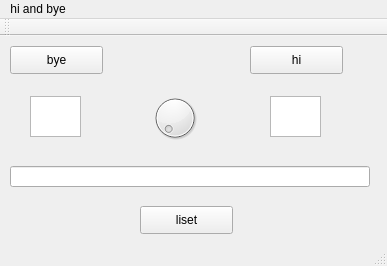
Daikiiii/Github_Qt_test, file mainwindow.ui: the form before one commit.
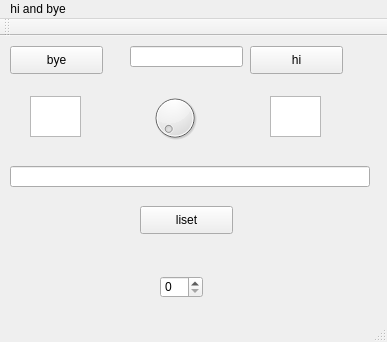
The form after the commit.

What changed in the file:
```diff
--- a/mainwindow.ui
+++ b/mainwindow.ui
@@ -7,7 +7,7 @@
     <x>0</x>
     <y>0</y>
     <width>387</width>
-    <height>266</height>
+    <height>342</height>
    </rect>
   </property>
   <property name="windowTitle">
@@ -96,6 +96,26 @@
      <string>liset</string>
     </property>
    </widget>
+   <widget class="QSpinBox" name="spinBox">
+    <property name="geometry">
+     <rect>
+      <x>160</x>
+      <y>240</y>
+      <width>43</width>
+      <height>22</height>
+     </rect>
+    </property>
+   </widget>
+   <widget class="QLineEdit" name="compare">
+    <property name="geometry">
+     <rect>
+      <x>130</x>
+      <y>10</y>
+      <width>113</width>
+      <height>21</height>
+     </rect>
+    </property>
+   </widget>
   </widget>
   <widget class="QMenuBar" name="menuBar">
    <property name="geometry">
```
